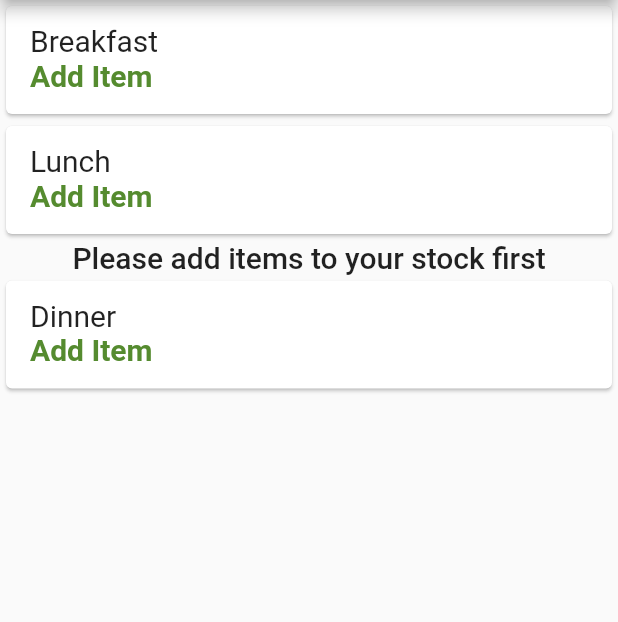
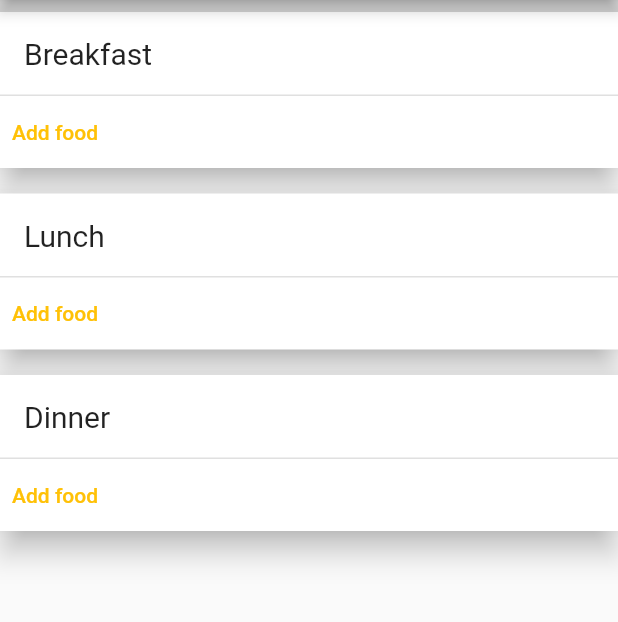
Before and after one commit to Ywhire/app, a Flutter app: the screen it shows once a user with an empty profile is signed in, on a phone screen of 412 x 824 dp, the part 84-706 px from its top. Run offline on Flutter 3.47's test engine with Material 2 defaults, Android fonts, the phone set to English and light mode, and no system bars; our stand-ins replace clay_containers, cloud_firestore, firebase_auth, firebase_core, table_calendar; missing offline and left inert: dart:ffi; accounts and stored records are empty.

Commit message:
Improved ui

```diff
--- a/lib/module/home/homePage.dart
+++ b/lib/module/home/homePage.dart
@@ -51,83 +51,36 @@ class _HomePageState extends State<HomePage> {
           crossAxisAlignment: CrossAxisAlignment.start,
           children: <Widget>[
             Card(
+              margin: const EdgeInsets.fromLTRB(0, 8, 0, 8),
+              elevation: 8,
+              shape: RoundedRectangleBorder(borderRadius: BorderRadius.circular(0)),
               child: Column(
-                children: <Widget>[
-                  // Add item to the breakfast part
-
+                children: [
+                  Divider(
+                    height: 0,
+                    thickness: 8,
+                  ),
                   ListTile(
                     title: Text(
                       'Breakfast',
                       style: TextStyle(fontSize: 20),
                     ),
-                    subtitle: InkWell(
-                      child: Text(
-                        "Add Item ",
-                        style: TextStyle(
-                            color: Colors.lightGreen[800],
-                            fontWeight: FontWeight.bold,
-                            fontSize: 20),
                   ),
-                      onTap: () {
-                        Navigator.push(
-                          context,
-                          MaterialPageRoute(builder: (context) => Meals()),
-                        );
-                      },
-                    ),
-                  ),
-                ],
-              ),
-            ),
-            Card(
-              child: Column(
-                children: [
-                  // Add item to the lunch part
-                  ListTile(
-                    title: Text(
-                      'Lunch',
-                      style: TextStyle(fontSize: 20),
-                    ),
-                    subtitle: InkWell(
-                      child: Text(
-                        "Add Item",
-                        style: TextStyle(
-                            color: Colors.lightGreen[800],
-                            fontWeight: FontWeight.bold,
-                            fontSize: 20),
-                      ),
-                      onTap: () {
-                        Navigator.push(
-                          context,
-                          MaterialPageRoute(builder: (context) => Meals()),
-                        );
-                      },
-                    ),
-                  ),
-                ],
-              ),
-            ),
+                  Divider(
+                    height: 0,
+                    thickness: 1,
+                  ),/*
                   StreamBuilder<QuerySnapshot>(
-                stream: FirebaseFirestore.instance
-                    .collection('users')
-                    .doc(_userid)
-                    .collection('meals')
-                    .doc('breakfast')
-                    .collection('meal')
-                    .snapshots(),
+                      stream: FirebaseFirestore.instance.collection('users').doc(_userid).collection('meals').doc('breakfast').collection('meal').snapshots(),
                       builder: (BuildContext context, AsyncSnapshot snapshot) {
                         if (!snapshot.hasData) return new Text('Loading...');
                         List<DocumentSnapshot> listofDocSnap = snapshot.data.docs;
                         if (listofDocSnap.length == 0) {
-                    return Center(
-                        child: Text(
-                      "Please add items to your stock first",
-                      style:
-                          TextStyle(fontSize: 20, fontWeight: FontWeight.w500),
-                    ));
+                          return Text(
+                            "",
+                          );
                         }
-
-                  return new ListView.builder(
+                        return ListView.builder(
                           itemCount: listofDocSnap.length,
                           itemBuilder: (context, index) {
                             return Card(
@@ -150,32 +103,80 @@ class _HomePageState extends State<HomePage> {
                             );
                           },
                         );
-                }),
+                      }),*/
+                  Align(
+                    alignment: Alignment.centerLeft,
+                    child: TextButton(
+                        onPressed: () {
+                          Navigator.push(
+                            context,
+                            MaterialPageRoute(builder: (context) => Meals()),
+                          );
+                        },
+                        child: Text("Add food")),
+                  )
+                ],
+              ),
+            ),
             Card(
+              margin: const EdgeInsets.fromLTRB(0, 9, 0, 8),
+              elevation: 8,
+              shape: RoundedRectangleBorder(borderRadius: BorderRadius.circular(0)),
               child: Column(
                 children: [
-                  // Add item to the Dinner part
+                  // Add item to the lunch part
+                  ListTile(
+                    title: Text(
+                      'Lunch',
+                      style: TextStyle(fontSize: 20),
+                    ),
+                  ),
+                  Divider(
+                    height: 0,
+                    thickness: 1,
+                  ),
+                  Align(
+                    alignment: Alignment.centerLeft,
+                    child: TextButton(
+                        onPressed: () {
+                          Navigator.push(
+                            context,
+                            MaterialPageRoute(builder: (context) => Meals()),
+                          );
+                        },
+                        child: Text("Add food")),
+                  )
+                ],
+              ),
+            ),
+            Card(
+              margin: const EdgeInsets.fromLTRB(0, 9, 0, 8),
+              elevation: 8,
+              shape: RoundedRectangleBorder(borderRadius: BorderRadius.circular(0)),
+              child: Column(
+                children: [
+                  // Add item to the lunch part
                   ListTile(
                     title: Text(
                       'Dinner',
                       style: TextStyle(fontSize: 20),
                     ),
-                    subtitle: InkWell(
-                      child: Text(
-                        "Add Item",
-                        style: TextStyle(
-                            color: Colors.lightGreen[800],
-                            fontWeight: FontWeight.bold,
-                            fontSize: 20),
                   ),
-                      onTap: () {
+                  Divider(
+                    height: 0,
+                    thickness: 1,
+                  ),
+                  Align(
+                    alignment: Alignment.centerLeft,
+                    child: TextButton(
+                        onPressed: () {
                           Navigator.push(
                             context,
                             MaterialPageRoute(builder: (context) => Meals()),
                           );
                         },
-                    ),
-                  ),
+                        child: Text("Add food")),
+                  )
                 ],
               ),
             ),
--- a/lib/module/mykitchen/my_kitchen_page.dart
+++ b/lib/module/mykitchen/my_kitchen_page.dart
@@ -96,7 +96,6 @@ class _StockListState extends State<StockList> {
     return new StreamBuilder<QuerySnapshot>(
         stream: FirebaseFirestore.instance.collection('kitchen').doc(uAddress).collection('items').snapshots(),
         builder: (BuildContext context, AsyncSnapshot snapshot){
-
           if(!snapshot.hasData) return new Center(child: CircularProgressIndicator());
           List<DocumentSnapshot> listofDocSnap = snapshot.data.docs;
           if(listofDocSnap.length == 0){
@@ -110,7 +109,11 @@ class _StockListState extends State<StockList> {
                 Navigator.push(context, MaterialPageRoute(builder: (context) => FoodDetailsScreen(int.parse(listofDocSnap[index].id.toString()), int.parse(listofDocSnap[index].data()['amount'].toString()))));
               },
                 child: Card(
-                  child: ListTile(
+                  margin: const EdgeInsets.fromLTRB(0, 0, 0, 0),
+                  shape: RoundedRectangleBorder(borderRadius: BorderRadius.circular(0)),
+                  child: Column(
+                    children: [
+                      ListTile(
                           title: Row(
                             children: [
                               Text(listofDocSnap[index].data()['name']==null?"":listofDocSnap[index].data()['name'],
@@ -121,6 +124,12 @@ class _StockListState extends State<StockList> {
                             ],
                           )
                       ),
+                      Divider(
+                        height: 0,
+                        thickness: 1,
+                      ),
+                    ],
+                  ),
                 ),
               );
             },
--- a/lib/module/settings/settings_page.dart
+++ b/lib/module/settings/settings_page.dart
@@ -107,7 +107,7 @@ class _SettingsPageState extends State<SettingsPage> {
                     ),
                   ],
                 ),
-              ),
+              ),/*
               Card(
                 elevation: 10,
                 margin: const EdgeInsets.fromLTRB(0, 1, 0, 8),
@@ -139,7 +139,7 @@ class _SettingsPageState extends State<SettingsPage> {
                     ),
                   ],
                 ),
-              ),
+              ),*/
             ],
           ),
         )
--- a/pubspec.yaml
+++ b/pubspec.yaml
@@ -38,6 +38,8 @@ dependencies:
   flutter_vector_icons: ^0.2.1
   firebase_core: "^0.7.0"
   firebase_auth: "^0.20.1"
+  firebase_messaging: ^6.0.16
+  flutter_local_notifications: ^1.4.4
   cloud_firestore: "^0.16.0"
   clay_containers: ^0.3.2
 
```
Also changed, not shown: pubspec.lock. Lines whose indentation alone changed are shown as unchanged.
